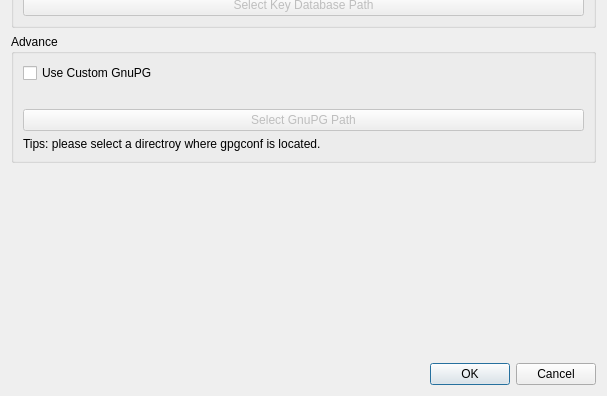
The window that ui/GnuPGControllerDialog.ui (saturneric/GpgFrontend) describes before a commit, drawn with Qt 5; both pictures show x 0 to 607 and y 185 to 581 of the 607 by 581 pixel window.
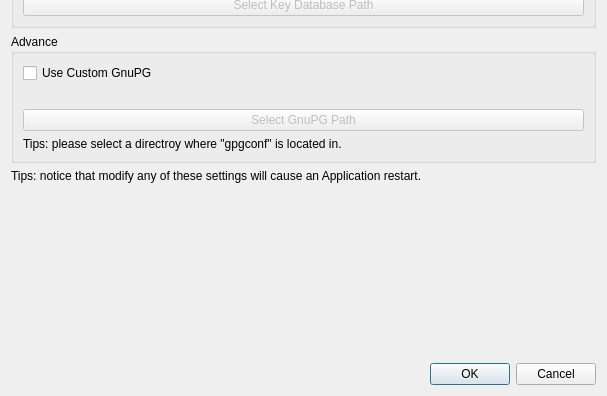
The same window after the commit.

Commit message: feat: add tips for gnupg controller

What changed in the file:
```diff
--- a/ui/GnuPGControllerDialog.ui
+++ b/ui/GnuPGControllerDialog.ui
@@ -127,7 +127,7 @@
           <item>
            <widget class="QLabel" name="label">
             <property name="text">
-             <string>Tips: please select a directroy where gpgconf is located.</string>
+             <string>Tips: please select a directroy where &quot;gpgconf&quot; is located in.</string>
             </property>
            </widget>
           </item>
@@ -136,6 +136,13 @@
        </layout>
       </widget>
      </item>
+     <item>
+      <widget class="QLabel" name="restartTipsLabel">
+       <property name="text">
+        <string>Tips: notice that modify any of these settings will cause an Application restart.</string>
+       </property>
+      </widget>
+     </item>
      <item>
       <spacer name="verticalSpacer">
        <property name="orientation">
```
Left out of the diff: 2 changed lines with no effect on the pictures.
